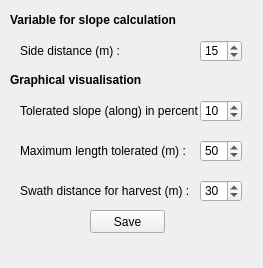
The window that Option_dock.ui (SebastienPeillet/PisteCreator) describes before a commit, drawn with Qt 5.
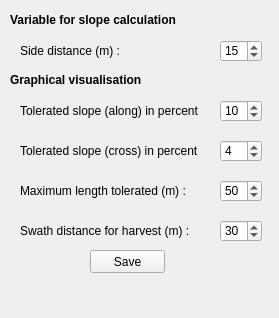
The same window after the commit.

Commit message: graph threshold connect to tolerated % slope ; fix backspace key to erase first point; fix bug when user click a 2nd time on Edit

Patch:
```diff
--- a/Option_dock.ui
+++ b/Option_dock.ui
@@ -6,8 +6,8 @@
    <rect>
     <x>0</x>
     <y>0</y>
-    <width>263</width>
-    <height>268</height>
+    <width>279</width>
+    <height>318</height>
    </rect>
   </property>
   <property name="windowTitle">
@@ -30,7 +30,7 @@
    <widget class="QSpinBox" name="sideDistSpinBox">
     <property name="geometry">
      <rect>
-      <x>200</x>
+      <x>220</x>
       <y>40</y>
       <width>42</width>
       <height>22</height>
@@ -97,7 +97,7 @@
    <widget class="QSpinBox" name="toleratedSlopeSpinBox">
     <property name="geometry">
      <rect>
-      <x>200</x>
+      <x>220</x>
       <y>100</y>
       <width>42</width>
       <height>22</height>
@@ -114,7 +114,7 @@
     <property name="geometry">
      <rect>
       <x>20</x>
-      <y>170</y>
+      <y>210</y>
       <width>181</width>
       <height>41</height>
      </rect>
@@ -126,8 +126,8 @@
    <widget class="QSpinBox" name="swathDistSpinBox">
     <property name="geometry">
      <rect>
-      <x>200</x>
-      <y>180</y>
+      <x>220</x>
+      <y>220</y>
       <width>42</width>
       <height>22</height>
      </rect>
@@ -143,7 +143,7 @@
     <property name="geometry">
      <rect>
       <x>90</x>
-      <y>210</y>
+      <y>250</y>
       <width>75</width>
       <height>23</height>
      </rect>
@@ -169,7 +169,7 @@
     <property name="geometry">
      <rect>
       <x>20</x>
-      <y>130</y>
+      <y>170</y>
       <width>181</width>
       <height>41</height>
      </rect>
@@ -181,8 +181,8 @@
    <widget class="QSpinBox" name="maxLengthSpinBox">
     <property name="geometry">
      <rect>
-      <x>200</x>
-      <y>140</y>
+      <x>220</x>
+      <y>180</y>
       <width>42</width>
       <height>22</height>
      </rect>
@@ -194,6 +194,35 @@
      <number>50</number>
     </property>
    </widget>
+   <widget class="QSpinBox" name="toleratedCSlopeSpinBox">
+    <property name="geometry">
+     <rect>
+      <x>220</x>
+      <y>140</y>
+      <width>42</width>
+      <height>22</height>
+     </rect>
+    </property>
+    <property name="maximum">
+     <number>300</number>
+    </property>
+    <property name="value">
+     <number>4</number>
+    </property>
+   </widget>
+   <widget class="QLabel" name="toleratedCSlopeLabel">
+    <property name="geometry">
+     <rect>
+      <x>20</x>
+      <y>130</y>
+      <width>181</width>
+      <height>41</height>
+     </rect>
+    </property>
+    <property name="text">
+     <string>Tolerated slope (cross) in percent :</string>
+    </property>
+   </widget>
   </widget>
  </widget>
  <resources/>
```
Left out of the diff: 4 changed lines with no effect on the pictures. The commit also changes 13 other files.
